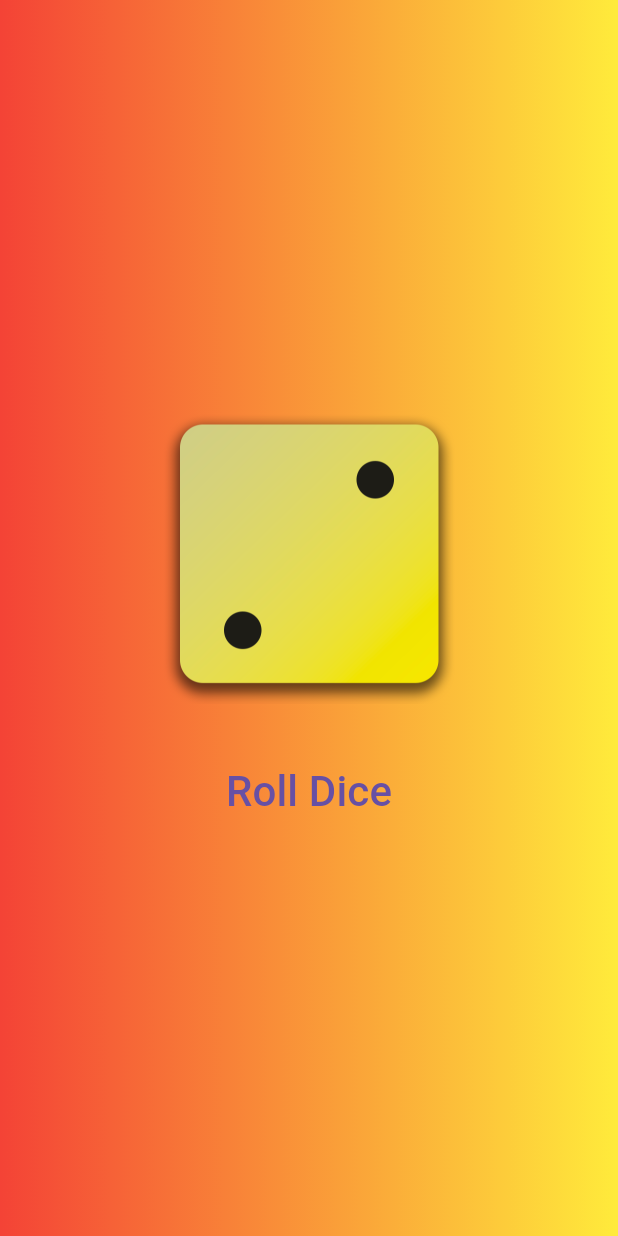
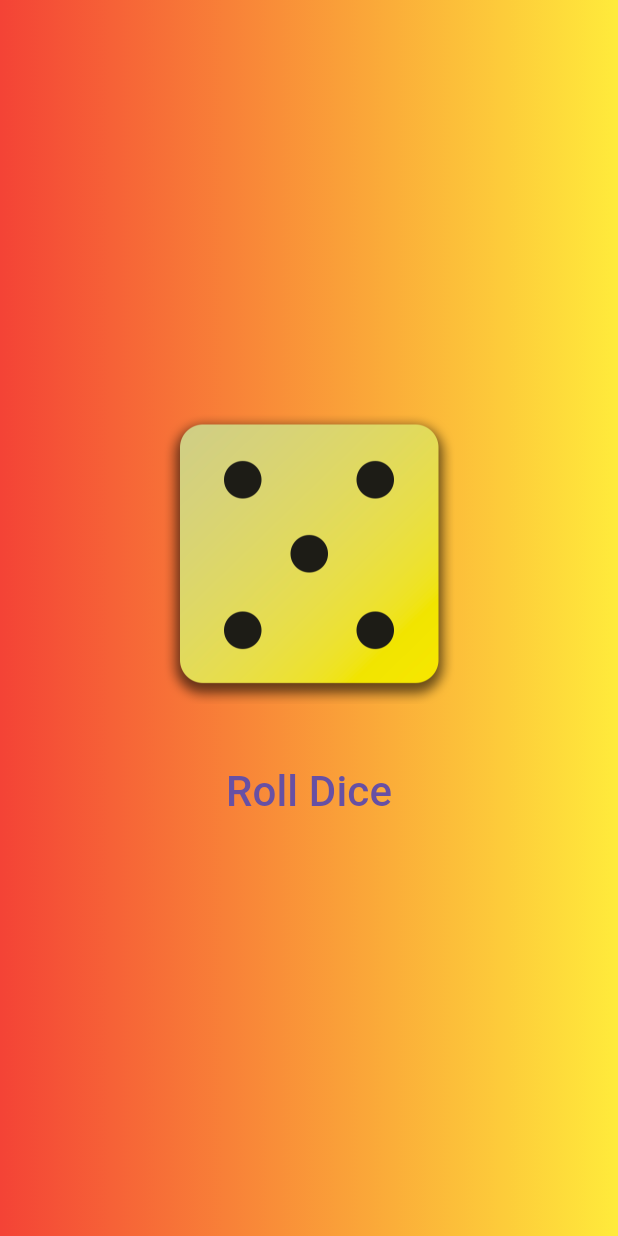
Before and after one commit to joshwawi/CSIT284-Salvador, a Flutter app: the screen it shows after launch, after a tap on "Roll Dice", on a phone screen of 412 x 824 dp. Run offline on Flutter 3.47's test engine with Material 3 defaults, Android fonts, the phone set to English and light mode, and no system bars.

Commit message:
Implement roll dice

```diff
--- /dev/null
+++ b/lab_act_2/lab_act_2-1/lab_act_2_1/lib/dice_roll.dart
@@ -0,0 +1,44 @@
+import 'package:flutter/material.dart';
+import 'dart:math';
+class DiceRoller extends StatefulWidget{
+  DiceRoller({super.key});
+
+  @override
+  State<DiceRoller> createState() {
+    return _DiceRollerState();
+
+
+  }
+}
+
+class _DiceRollerState extends State<DiceRoller> {
+  final randomizer = Random();
+  var currentDiceImage = 'assets/dice-images/dice-images/dice-2.png';
+void rollDice() {
+  setState(() {
+    var num = randomizer.nextInt(6) + 1;
+     currentDiceImage = 'assets/dice-images/dice-4.png';
+  currentDiceImage = 'assets/dice-images/dice-images/dice-$num.png';
+});
+}
+
+ @override
+  Widget build(context) {
+     return Column(
+          mainAxisSize: MainAxisSize.min,
+          children: [
+            Image.asset(
+              width: 200,
+              currentDiceImage
+              ),
+            SizedBox(height: 30),
+            TextButton(
+              onPressed: rollDice,
+             child: Text(
+              style: TextStyle(fontSize: 28),"Roll Dice"),
+              ),
+            ],
+          );
+}
+
+}
--- a/lab_act_2/lab_act_2-1/lab_act_2_1/lib/main.dart
+++ b/lab_act_2/lab_act_2-1/lab_act_2_1/lib/main.dart
@@ -1,4 +1,7 @@
 import 'package:flutter/material.dart';
+import 'package:lab_act_2_1/dice_roll.dart';
+
+
 
 void main() {
   runApp(MaterialApp(
@@ -11,24 +14,7 @@
           ])
         ),
       child: Center(
-        child: Column(
-          mainAxisSize: MainAxisSize.min,
-          children: [
-            Image.asset(
-              width: 200,
-              'assets/dice-images/dice-images/dice-2.png'
-              ),
-            SizedBox(height: 30),
-            TextButton(onPressed: () {},
-             child: Text(
-              style: TextStyle(
-                fontSize: 28
-              ),
-              "Roll Dice")),
-
-
-          ],
-          )
+        child: DiceRoller(),
         ),
       ),
     ),
```
